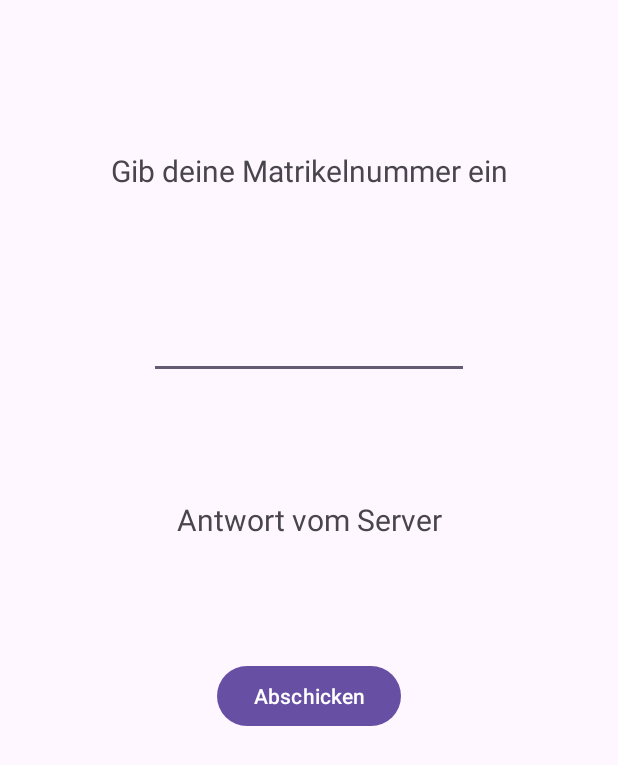
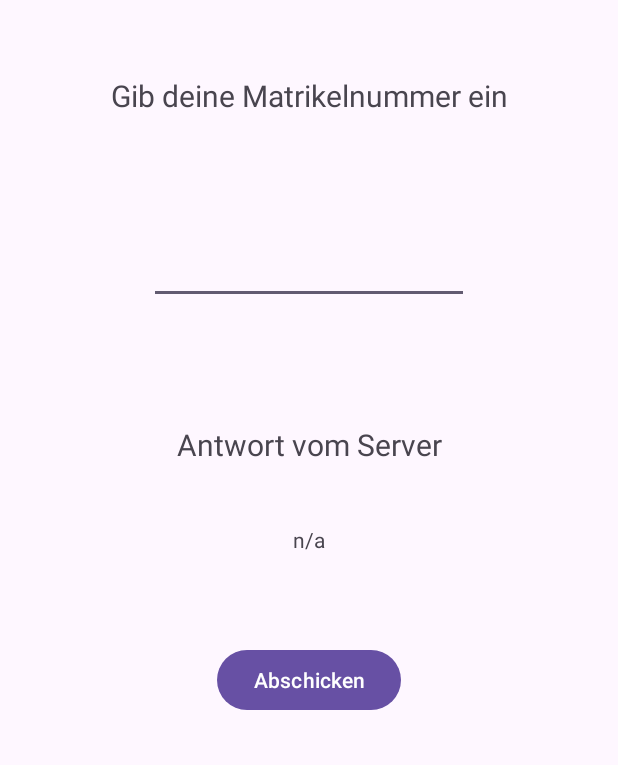
Before and after one commit to yikesboy/SE2_EinzelBeispiel, an Android app: the screen it shows after launch (MainActivity), on a phone screen of 412 x 824 dp. Shown: the top 765 px of the screen. Run offline under Robolectric (Android 15) with nearby library versions, the phone set to English and light mode, and no system bars.

Commit message:
made changes to UI and implemented the connectToServer() function for 2.1

```diff
--- a/app/src/main/AndroidManifest.xml
+++ b/app/src/main/AndroidManifest.xml
@@ -2,6 +2,7 @@
 <manifest xmlns:android="http://schemas.android.com/apk/res/android"
     xmlns:tools="http://schemas.android.com/tools">
 
+    <uses-permission android:name="android.permission.INTERNET"/>
     <application
         android:allowBackup="true"
         android:dataExtractionRules="@xml/data_extraction_rules"
--- a/app/src/main/java/com/example/se2_einzelbeispiel/MainActivity.java
+++ b/app/src/main/java/com/example/se2_einzelbeispiel/MainActivity.java
@@ -1,6 +1,10 @@
 package com.example.se2_einzelbeispiel;
 
 import android.os.Bundle;
+import android.view.View;
+import android.widget.Button;
+import android.widget.EditText;
+import android.widget.TextView;
 
 import androidx.activity.EdgeToEdge;
 import androidx.appcompat.app.AppCompatActivity;
@@ -8,7 +12,18 @@ import androidx.core.graphics.Insets;
 import androidx.core.view.ViewCompat;
 import androidx.core.view.WindowInsetsCompat;
 
+import java.io.BufferedReader;
+import java.io.IOException;
+import java.io.InputStreamReader;
+import java.io.PrintWriter;
+import java.net.Socket;
+import java.nio.Buffer;
+
 public class MainActivity extends AppCompatActivity {
+
+    private TextView serverResponse;
+    private EditText mNr;
+    private Button sendButton;
 
     @Override
     protected void onCreate(Bundle savedInstanceState) {
@@ -20,5 +35,51 @@ public class MainActivity extends AppCompatActivity {
             v.setPadding(systemBars.left, systemBars.top, systemBars.right, systemBars.bottom);
             return insets;
         });
+
+        serverResponse = findViewById(R.id.server_response);
+        mNr = findViewById(R.id.mNr);
+        sendButton = findViewById(R.id.send_button);
+
+        sendButton.setOnClickListener(new View.OnClickListener() {
+            @Override
+            public void onClick(View view) {
+                connectToServer(view);
+            }
+        });
+    }
+
+    public void connectToServer(View view){
+        final String serverDomain = "se2-submission.aau.at";
+        final int serverPort = 20080;
+
+        new Thread(new Runnable() {
+            @Override
+            public void run() {
+                try {
+                    Socket socket = new Socket(serverDomain, serverPort);
+
+                    PrintWriter writer = new PrintWriter(socket.getOutputStream(), true);
+                    BufferedReader readerInput = new BufferedReader(new InputStreamReader(socket.getInputStream()));
+
+                    String number = mNr.getText().toString();
+                    writer.println(number);
+
+                    String response = readerInput.readLine();
+                    runOnUiThread(new Runnable() {
+                        @Override
+                        public void run() {
+                            serverResponse.setText(response);
+                        }
+                    });
+
+                    socket.close();
+
+                } catch (IOException e){
+                   e.printStackTrace();
+                }
+
+            }
+        }).start();
+
     }
 }
--- a/app/src/main/res/layout/activity_main.xml
+++ b/app/src/main/res/layout/activity_main.xml
@@ -11,7 +11,7 @@
         android:id="@+id/textView"
         android:layout_width="wrap_content"
         android:layout_height="wrap_content"
-        android:layout_marginTop="100dp"
+        android:layout_marginTop="50dp"
         android:text="Gib deine Matrikelnummer ein"
         android:textSize="20sp"
         app:layout_constraintEnd_toEndOf="parent"
@@ -19,12 +19,13 @@
         app:layout_constraintTop_toTopOf="parent" />
 
     <EditText
-        android:id="@+id/editTextNumber"
+        android:id="@+id/mNr"
         android:layout_width="wrap_content"
         android:layout_height="wrap_content"
         android:layout_marginTop="80dp"
         android:ems="10"
         android:inputType="number"
+        android:textAlignment="center"
         app:layout_constraintEnd_toEndOf="parent"
         app:layout_constraintStart_toStartOf="parent"
         app:layout_constraintTop_toBottomOf="@+id/textView" />
@@ -38,16 +39,27 @@
         android:textSize="20sp"
         app:layout_constraintEnd_toEndOf="parent"
         app:layout_constraintStart_toStartOf="parent"
-        app:layout_constraintTop_toBottomOf="@+id/editTextNumber" />
+        app:layout_constraintTop_toBottomOf="@+id/mNr" />
 
     <Button
-        android:id="@+id/button"
+        android:id="@+id/send_button"
         android:layout_width="wrap_content"
         android:layout_height="wrap_content"
-        android:layout_marginTop="80dp"
+        android:layout_marginTop="60dp"
         android:text="Abschicken"
         android:textColorLink="#00BCD4"
         app:layout_constraintEnd_toEndOf="parent"
         app:layout_constraintStart_toStartOf="parent"
+        app:layout_constraintTop_toBottomOf="@+id/server_response" />
+
+    <TextView
+        android:id="@+id/server_response"
+        android:layout_width="wrap_content"
+        android:layout_height="wrap_content"
+        android:layout_marginTop="40dp"
+        android:text="n/a"
+        android:textAlignment="center"
+        app:layout_constraintEnd_toEndOf="parent"
+        app:layout_constraintStart_toStartOf="parent"
         app:layout_constraintTop_toBottomOf="@+id/textView2" />
 </androidx.constraintlayout.widget.ConstraintLayout>
```
